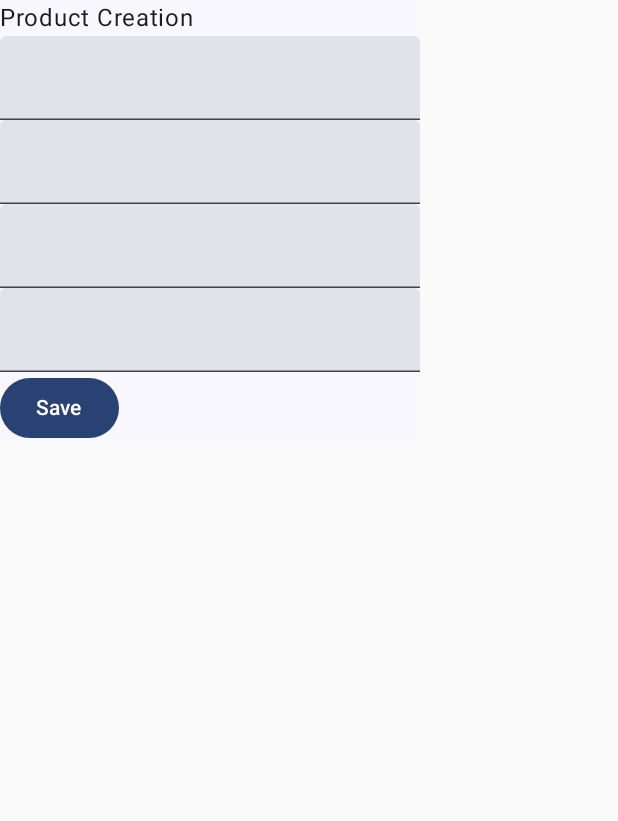
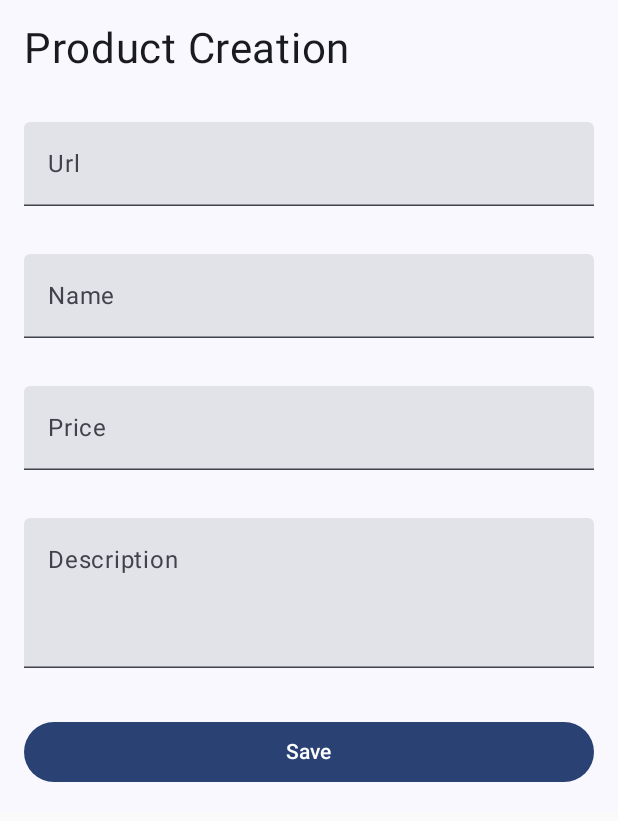
Before and after one commit to verissteph/Aluvery, an Android app built with Jetpack Compose: the screen it shows after launch (ProductsFormActivity), on a phone screen of 412 x 824 dp. Shown: the top 821 px of the screen. Run offline under Robolectric (Android 15) with nearby library versions, the phone set to English and light mode, and no system bars.

Commit message:
adjust product form

```diff
--- a/app/src/main/java/com/stephanieverissimo/aluvery/ui/activities/ProductsFormActivity.kt
+++ b/app/src/main/java/com/stephanieverissimo/aluvery/ui/activities/ProductsFormActivity.kt
@@ -4,6 +4,9 @@ import android.os.Bundle
 import androidx.activity.ComponentActivity
 import androidx.activity.compose.setContent
 import androidx.compose.foundation.layout.Column
+import androidx.compose.foundation.layout.fillMaxWidth
+import androidx.compose.foundation.layout.heightIn
+import androidx.compose.foundation.layout.padding
 import androidx.compose.material3.Button
 import androidx.compose.material3.Surface
 import androidx.compose.material3.Text
@@ -13,16 +16,20 @@ import androidx.compose.runtime.getValue
 import androidx.compose.runtime.mutableStateOf
 import androidx.compose.runtime.remember
 import androidx.compose.runtime.setValue
+import androidx.compose.ui.Modifier
 import androidx.compose.ui.tooling.preview.Preview
+import androidx.compose.ui.unit.dp
+import androidx.compose.ui.unit.min
+import androidx.compose.ui.unit.sp
 import com.stephanieverissimo.aluvery.ui.theme.AluveryTheme
 
-class ProductsFormActivity: ComponentActivity() {
+class ProductsFormActivity : ComponentActivity() {
     override fun onCreate(savedInstanceState: Bundle?) {
         super.onCreate(savedInstanceState)
-        setContent{
+        setContent {
             AluveryTheme {
                 Surface {
-                   ProductsFormScreen()
+                    ProductsFormScreen()
                 }
             }
         }
@@ -31,31 +38,68 @@ class ProductsFormActivity: ComponentActivity() {
 
 @Composable
 fun ProductsFormScreen() {
-    Column {
-        Text(text = "Product Creation")
+    Column(
+        Modifier
+            .fillMaxWidth()
+    ) {
+        Text(
+            text = "Product Creation",
+            Modifier
+                .fillMaxWidth()
+                .padding(16.dp),
+            fontSize = 28.sp,
+        )
 
         var url by remember {
             mutableStateOf("")
         }
-        TextField(value = url, onValueChange = { url = it})
+        TextField(
+            value = url, onValueChange = { url = it },
+            Modifier
+                .fillMaxWidth()
+                .padding(16.dp),
+            label = { Text("Url")}
+        )
 
 
         var name by remember {
             mutableStateOf("")
         }
-        TextField(value = name, onValueChange = { name = it})
+        TextField(
+            value = name, onValueChange = { name = it },
+            Modifier
+                .fillMaxWidth()
+                .padding(16.dp),
+            label = { Text("Name")}
+        )
 
         var price by remember {
             mutableStateOf("")
         }
-        TextField(value = price, onValueChange = { price = it})
+        TextField(
+            value = price, onValueChange = { price = it },
+            Modifier
+                .fillMaxWidth()
+                .padding(16.dp),
+            label = { Text("Price")}
+        )
 
         var description by remember {
             mutableStateOf("")
         }
-        TextField(value = description, onValueChange = { description = it})
+        TextField(
+            value = description, onValueChange = { description = it },
+            Modifier
+                .fillMaxWidth()
+                .padding(16.dp)
+                .heightIn(min = 100.dp),
+            label = { Text("Description")}
+        )
 
-        Button(onClick = {  }) {
+        Button(onClick = { },
+            Modifier
+                .fillMaxWidth()
+                .padding(16.dp)) {
             Text(text = "Save")
 
         }
```
